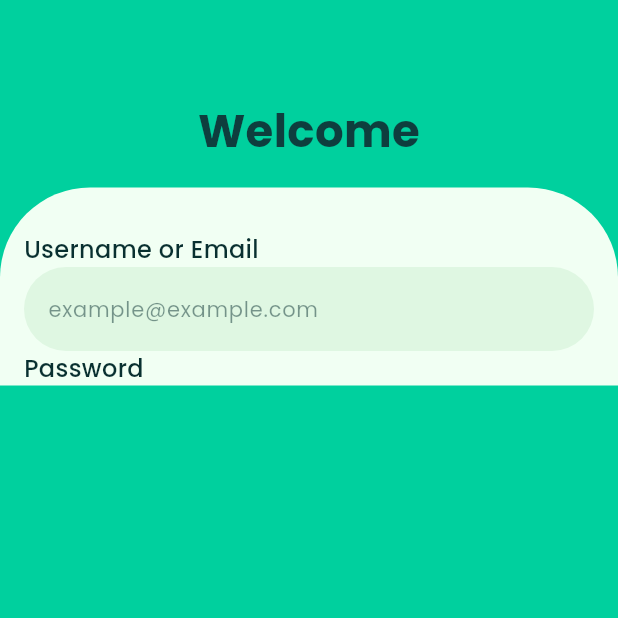
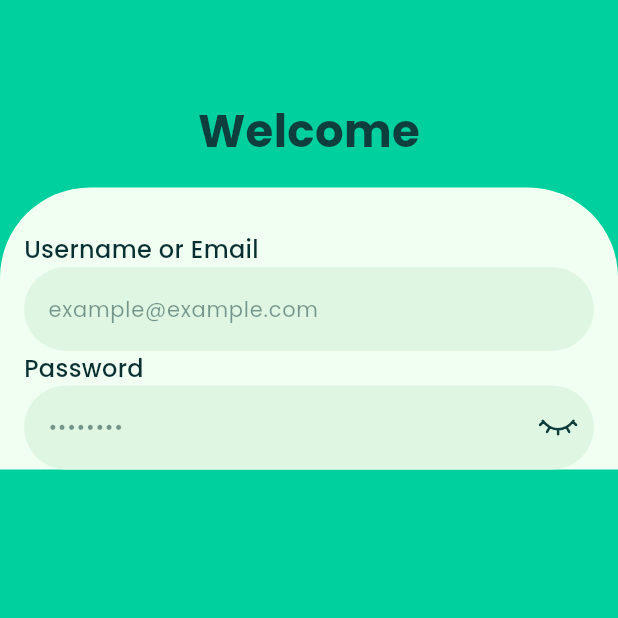
Before and after one commit to yousefmohamed35/fin_wise, a Flutter app: the LoginView screen opened by its route, on a phone screen of 412 x 824 dp, the top half of it. Run offline on Flutter 3.47's test engine with Material 3 defaults, Android fonts, the phone set to English and light mode, and no system bars; our stand-ins replace animate_do, animated_text_kit, flutter_svg, go_router, google_fonts, smooth_page_indicator.

Commit message:
finish password text form field

```diff
--- a/lib/core/utils/app_icons.dart
+++ b/lib/core/utils/app_icons.dart
@@ -1,3 +1,4 @@
 abstract class AppIcons {
   static const String trendy = 'assets/icons/trendy.svg';
+  static const String eyeOff = 'assets/icons/Eye_off.svg';
 }
--- a/lib/feature/auth/presentation/view/login_view.dart
+++ b/lib/feature/auth/presentation/view/login_view.dart
@@ -3,6 +3,7 @@ import 'package:fin_wise/core/themes/text_style.dart';
 import 'package:fin_wise/core/widgets/custom_container.dart';
 import 'package:fin_wise/core/widgets/title_text.dart';
 import 'package:fin_wise/feature/auth/presentation/view/widgets/email_text_form_field.dart';
+import 'package:fin_wise/feature/auth/presentation/view/widgets/password_text_form_field.dart';
 import 'package:flutter/material.dart';
 
 class LoginView extends StatelessWidget {
@@ -36,6 +37,7 @@ class LoginView extends StatelessWidget {
                       color: ColorManager.lettersAndIcons,
                     ),
                   ),
+                  PasswordTextFormField(),
                 ],
               ),
             ),
--- /dev/null
+++ b/lib/feature/auth/presentation/view/widgets/password_text_form_field.dart
@@ -0,0 +1,40 @@
+import 'package:fin_wise/core/utils/app_icons.dart';
+import 'package:flutter/material.dart';
+import 'package:flutter_svg/svg.dart';
+
+import '../../../../../core/themes/color_manager.dart';
+import '../../../../../core/themes/text_style.dart';
+
+class PasswordTextFormField extends StatelessWidget {
+  const PasswordTextFormField({super.key});
+
+  @override
+  Widget build(BuildContext context) {
+    return TextFormField(
+      obscureText: true,
+
+      decoration: InputDecoration(
+        suffixIcon: IconButton(
+          onPressed: () {},
+          icon: SvgPicture.asset(AppIcons.eyeOff),
+        ),
+        hintText: '••••••••',
+        filled: true,
+        fillColor: ColorManager.lightGreen,
+        border: customBorder(),
+        enabledBorder: customBorder(),
+        focusedBorder: customBorder(),
+        hintStyle: TextStyles.paragraph(
+          color: ColorManager.lettersAndIcons.withOpacity(0.5),
+        ),
+      ),
+    );
+  }
+
+  OutlineInputBorder customBorder() {
+    return OutlineInputBorder(
+      borderRadius: BorderRadius.circular(30),
+      borderSide: BorderSide.none,
+    );
+  }
+}
```
Also changed, not shown: assets/icons/Eye_off.svg (added).
